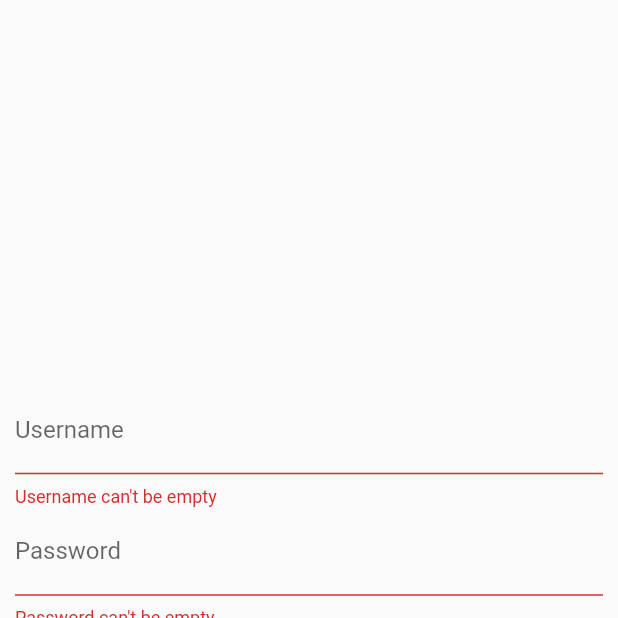
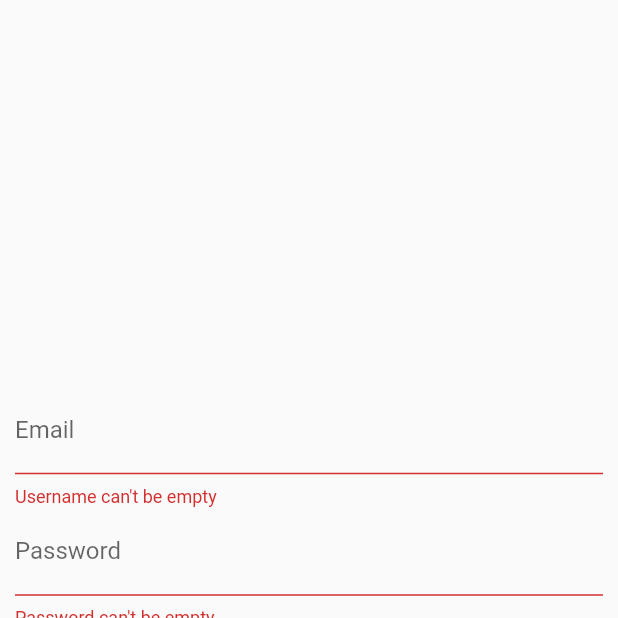
Before and after one commit to tanvi12/FlutterFirebase, a Flutter app: the screen it shows after launch, after a tap on "LOGIN", on a phone screen of 412 x 824 dp, the top half of it. Run offline on Flutter 3.47's test engine with Material 2 defaults, Android fonts, the phone set to English and light mode, and no system bars; our stand-ins replace bloc, cloud_firestore, equatable, firebase_auth, firebase_storage, flutter_bloc and 1 more; accounts and stored records are empty.

Commit message:
SignUp and SignIn complete

```diff
--- a/lib/HomePage/HomePage.dart
+++ b/lib/HomePage/HomePage.dart
@@ -14,7 +14,6 @@ class _HomePageState extends State<HomePage> {
   void initState() {
     super.initState();
     getUser();
-    debugPrint("Home Page");
   }
 
   @override
--- a/lib/LoginPage/login.dart
+++ b/lib/LoginPage/login.dart
@@ -1,5 +1,6 @@
 import 'package:firebase_auth/firebase_auth.dart';
 import 'package:flutter/material.dart';
+import 'package:flutter/scheduler.dart';
 import 'package:flutter_bloc/flutter_bloc.dart';
 import 'package:flutter_interactive_app/HomePage/HomePage.dart';
 import 'package:flutter_interactive_app/SignUpPage/signUp.dart';
@@ -9,8 +10,6 @@ import 'login_event.dart';
 import 'login_state.dart';
 
 class LoginPage extends StatefulWidget {
-
-
   @override
   _LoginPageState createState() => _LoginPageState();
 }
@@ -24,55 +23,66 @@ class _LoginPageState extends State<LoginPage> {
 
   FirebaseUser user;
 
-
   @override
   void didUpdateWidget(LoginPage oldWidget) {
     super.didUpdateWidget(oldWidget);
+  }
 
-  }
   @override
   void initState() {
     super.initState();
-    getFirebaseUser(context);
+    loginBloc.dispatch(getFirebaseUser(context));
   }
 
   @override
   Widget build(BuildContext context) {
     return Scaffold(
-      body: Container(
-        child: BlocListener(
+        body: BlocListener<LoginBloc, LoginState>(
+            key: Key('loginBlocListener'),
             bloc: loginBloc,
             listener: (BuildContext context, LoginState state) {
               if (state is loaded) {
-              if (state .message != null && state.message.isNotEmpty) {
+                if (state.message != null && state.message.isNotEmpty) {
                   Scaffold.of(context).showSnackBar(new SnackBar(
                     content: new Text(state.message),
                   ));
                 } else if (state.authResult != null) {
-                UserManagement().storeNewUser(state.authResult.user, context);
+                  debugPrint("State changes");
+                  UserManagement().storeNewUser(state.authResult, context);
+                  Navigator.pushReplacement(
+                    context,
+                    MaterialPageRoute(builder: (context) => HomePage()),
+                  );
                 }
               }
             },
+            child: Container(
                 child: BlocBuilder(
                     bloc: loginBloc,
                     builder: (BuildContext context, LoginState state) {
-                loginBloc.dispatch(getFirebaseUser(context));
-                if (state is loading)
-                  return Center(child: CircularProgressIndicator());
-                else if (state is LoginInitial)
+                      if (state is LoginInitial)
                         return mainContain();
                       else if (state is loaded) {
                         if (state.loggedIn) {
-                    return HomePage();
+                          if (state.message == null) {
+                            return Container(
+                              child: CircularProgressIndicator(),
+                            );
                           } else {
-                    return mainContain(state.message);
+                            return mainContain(state
+                                .message);
                           }
-                } else {
+                        } else return mainContain();
+                      }else {
                           return Center(child: CircularProgressIndicator());
                         }
-              }),
-        ),
-      ),
+                      }
+                      )
+                      ,
+                      )
+                      ,
+                      )
+                      ,
                       );
                     }
 
@@ -88,8 +98,8 @@ class _LoginPageState extends State<LoginPage> {
             ),
             TextField(
             controller: username,
-              decoration: InputDecoration(
-                  labelText: "Username", errorText: usernameError),
+            decoration:
+            InputDecoration(labelText: "Email", errorText: usernameError),
             ),
             TextField(
             controller: password,
@@ -136,6 +146,7 @@ class _LoginPageState extends State<LoginPage> {
                 void dispose() {
         super.dispose();
         loginBloc.dispose();
+        debugPrint("disponsed");
         }
 
             void validateAndLogin() {
@@ -148,8 +159,8 @@ class _LoginPageState extends State<LoginPage> {
     });
     }
 
-
-  void validate() {
+        void validate()
+    {
       if (username.text.isEmpty) {
         usernameError = "Username can't be empty";
         isValidated = false;
--- a/lib/LoginPage/login_bloc.dart
+++ b/lib/LoginPage/login_bloc.dart
@@ -20,7 +20,7 @@ class LoginBloc extends Bloc<LoginEvent, LoginState> {
               email: event.username, password: event.password)
           .then((signedInUser) {
         if (signedInUser.user != null)
-          return loaded(loggedIn: true);
+          return loaded(loggedIn: true,authResult: signedInUser.user);
         else
           return loaded(loggedIn: false);
       }).catchError((e) {
@@ -30,7 +30,7 @@ class LoginBloc extends Bloc<LoginEvent, LoginState> {
       yield loading();
       yield await FirebaseAuth.instance.currentUser().then((user) {
         if (user != null)
-          return loaded(loggedIn: true);
+          return loaded(loggedIn: true,authResult: user);
         else
           return loaded(loggedIn: false);
       });
--- a/lib/LoginPage/login_state.dart
+++ b/lib/LoginPage/login_state.dart
@@ -16,7 +16,7 @@ class loading extends LoginState {}
 class loaded extends LoginState {
   final bool loggedIn;
   final String message;
-  final AuthResult authResult;
+  final FirebaseUser authResult;
 
   loaded({this.loggedIn,this.message,this.authResult}) : super([loggedIn,message,authResult]);
 }
--- a/lib/SignUpPage/signUp.dart
+++ b/lib/SignUpPage/signUp.dart
@@ -122,7 +122,7 @@ class _SignUpPageState extends State<SignUpPage> {
             TextField(
               controller: username,
               decoration: InputDecoration(
-                  labelText: "Username", errorText: usernameError),
+                  labelText: "Email", errorText: usernameError),
             ),
             TextField(
               controller: password,
@@ -175,7 +175,7 @@ class _SignUpPageState extends State<SignUpPage> {
 
   void validate() {
     if (username.text.isEmpty) {
-      usernameError = "Username can't be empty";
+      usernameError = "Email can't be empty";
       isValidated = false;
     } else {
       isValidated = true;
```
Also changed, not shown: lib/SignUpPage/sign_up_bloc.dart (+16 -8 lines). Lines whose indentation alone changed are shown as unchanged.
